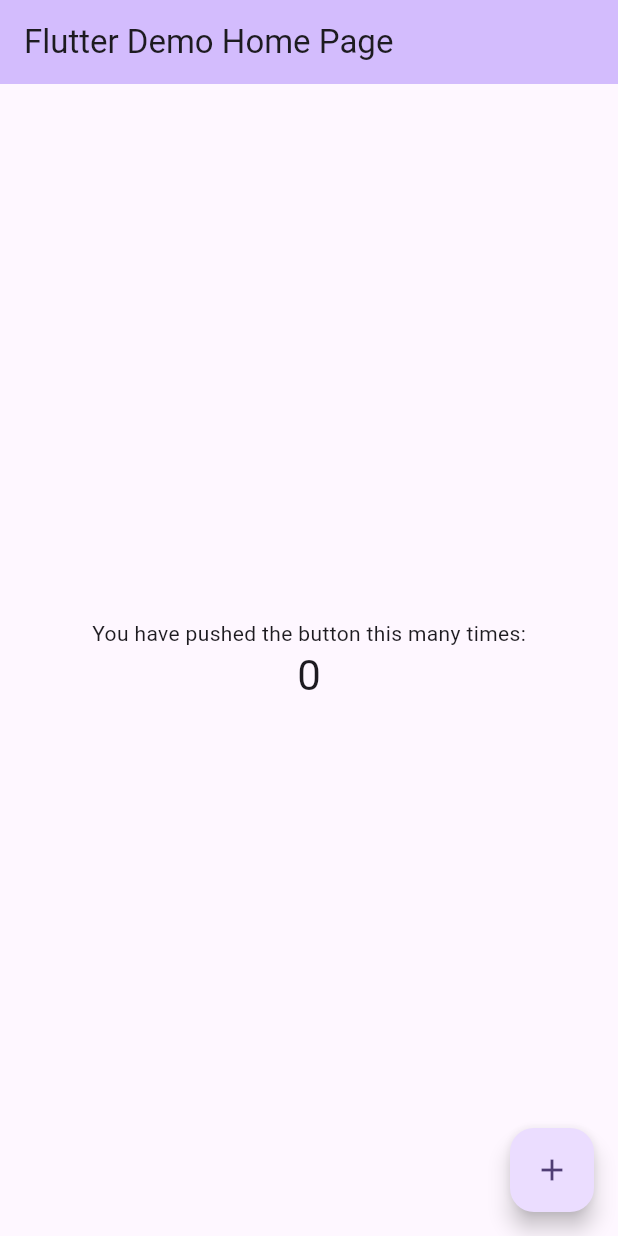
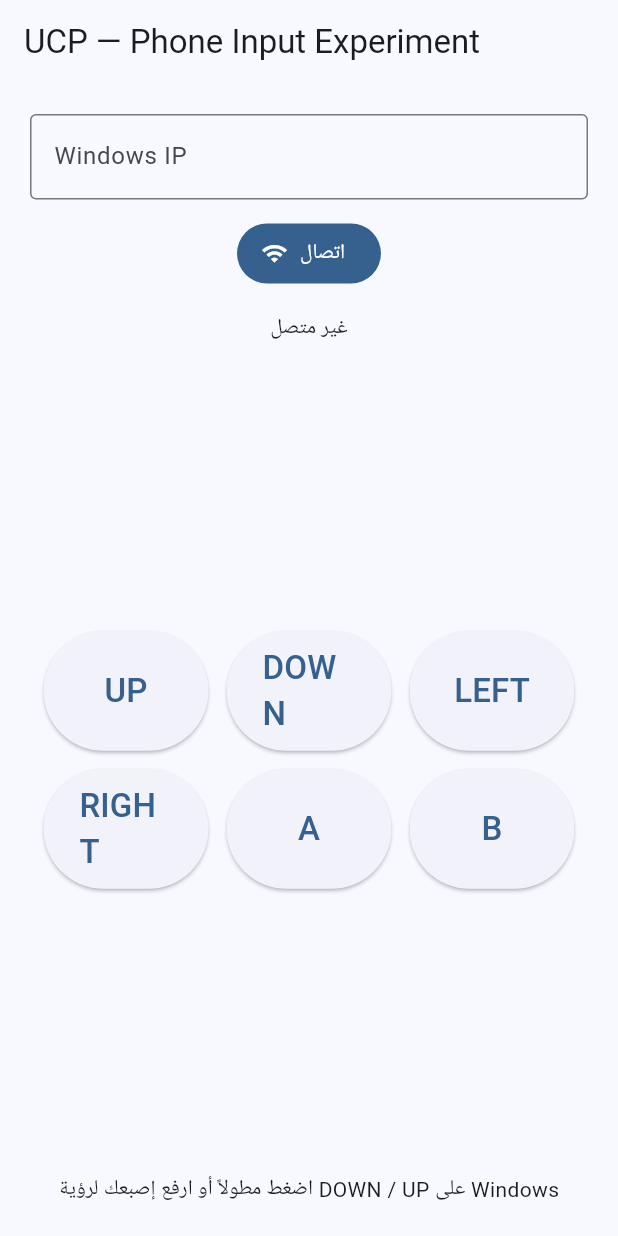
Before and after one commit to jokersoftjo-lab/UCP, a Flutter app: the screen it shows after launch, on a phone screen of 412 x 824 dp. Run offline on Flutter 3.47's test engine with Material 3 defaults, Android fonts, the phone set to English and light mode, and no system bars.

Commit message:
Build phone-to-Windows UCP input experiment: main.dart

```diff
--- a/controller_app/lib/main.dart
+++ b/controller_app/lib/main.dart
@@ -1,121 +1,146 @@
+import 'dart:async';
+import 'dart:io';
+
 import 'package:flutter/material.dart';
+import 'package:ucp_core/core.dart';
 
-void main() {
-  runApp(const MyApp());
-}
+void main() => runApp(const UcpPhoneExperiment());
 
-class MyApp extends StatelessWidget {
-  const MyApp({super.key});
+class UcpPhoneExperiment extends StatelessWidget {
+  const UcpPhoneExperiment({super.key});
 
-  // This widget is the root of your application.
   @override
   Widget build(BuildContext context) {
     return MaterialApp(
-      title: 'Flutter Demo',
-      theme: ThemeData(
-        // This is the theme of your application.
-        //
-        // TRY THIS: Try running your application with "flutter run". You'll see
-        // the application has a purple toolbar. Then, without quitting the app,
-        // try changing the seedColor in the colorScheme below to Colors.green
-        // and then invoke "hot reload" (save your changes or press the "hot
-        // reload" button in a Flutter-supported IDE, or press "r" if you used
-        // the command line to start the app).
-        //
-        // Notice that the counter didn't reset back to zero; the application
-        // state is not lost during the reload. To reset the state, use hot
-        // restart instead.
-        //
-        // This works for code too, not just values: Most code changes can be
-        // tested with just a hot reload.
-        colorScheme: .fromSeed(seedColor: Colors.deepPurple),
-      ),
-      home: const MyHomePage(title: 'Flutter Demo Home Page'),
+      title: 'UCP Phone Experiment',
+      theme: ThemeData(useMaterial3: true, colorSchemeSeed: Colors.blue),
+      home: const ControllerPage(),
     );
   }
 }
 
-class MyHomePage extends StatefulWidget {
-  const MyHomePage({super.key, required this.title});
-
-  // This widget is the home page of your application. It is stateful, meaning
-  // that it has a State object (defined below) that contains fields that affect
-  // how it looks.
-
-  // This class is the configuration for the state. It holds the values (in this
-  // case the title) provided by the parent (in this case the App widget) and
-  // used by the build method of the State. Fields in a Widget subclass are
-  // always marked "final".
-
-  final String title;
+class ControllerPage extends StatefulWidget {
+  const ControllerPage({super.key});
 
   @override
-  State<MyHomePage> createState() => _MyHomePageState();
+  State<ControllerPage> createState() => _ControllerPageState();
 }
 
-class _MyHomePageState extends State<MyHomePage> {
-  int _counter = 0;
+class _ControllerPageState extends State<ControllerPage> {
+  final _ipController = TextEditingController();
+  RawDatagramSocket? _socket;
+  String _status = 'غير متصل';
+  int _sequence = 0;
 
-  void _incrementCounter() {
-    setState(() {
-      // This call to setState tells the Flutter framework that something has
-      // changed in this State, which causes it to rerun the build method below
-      // so that the display can reflect the updated values. If we changed
-      // _counter without calling setState(), then the build method would not be
-      // called again, and so nothing would appear to happen.
-      _counter++;
-    });
+  @override
+  void dispose() {
+    _socket?.close();
+    _ipController.dispose();
+    super.dispose();
+  }
+
+  Future<void> _connect() async {
+    final ip = _ipController.text.trim();
+    if (ip.isEmpty) {
+      setState(() => _status = 'أدخل IP جهاز Windows');
+      return;
+    }
+    try {
+      _socket ??= await RawDatagramSocket.bind(InternetAddress.anyIPv4, 0);
+      setState(() => _status = 'جاهز للإرسال إلى ' + ip + ':50001');
+    } catch (error) {
+      setState(() => _status = 'خطأ الشبكة: ' + error.toString());
+    }
+  }
+
+  void _send(String control, {bool pressed = true}) {
+    final ip = _ipController.text.trim();
+    final socket = _socket;
+    if (ip.isEmpty || socket == null) {
+      setState(() => _status = 'اتصل أولاً');
+      return;
+    }
+
+    final message = UcpMessage(
+      messageId: 'phone-' + DateTime.now().microsecondsSinceEpoch.toString(),
+      type: 'input.event',
+      sourceId: 'phone-experiment',
+      destinationId: 'windows-experiment',
+      timestampMs: DateTime.now().millisecondsSinceEpoch,
+      sequence: ++_sequence,
+      flags: UcpFlags.encode([UcpMessageFlag.ordered]),
+      payload: {
+        'inputType': 'button',
+        'control': control,
+        'pressed': pressed,
+      },
+    );
+
+    final bytes = const UcpWireEncoder().encode(message);
+    socket.send(bytes, InternetAddress(ip), 50001);
+    setState(() => _status =
+        control + ' ' + (pressed ? 'DOWN' : 'UP') + ' seq=' + _sequence.toString());
+  }
+
+  Widget _button(String label) {
+    return Listener(
+      onPointerDown: (_) => _send(label),
+      onPointerUp: (_) => _send(label, pressed: false),
+      onPointerCancel: (_) => _send(label, pressed: false),
+      child: SizedBox(
+        width: 110,
+        height: 80,
+        child: ElevatedButton(
+          onPressed: () {},
+          child: Text(label, style: const TextStyle(fontSize: 22)),
+        ),
+      ),
+    );
   }
 
   @override
   Widget build(BuildContext context) {
-    // This method is rerun every time setState is called, for instance as done
-    // by the _incrementCounter method above.
-    //
-    // The Flutter framework has been optimized to make rerunning build methods
-    // fast, so that you can just rebuild anything that needs updating rather
-    // than having to individually change instances of widgets.
     return Scaffold(
-      appBar: AppBar(
-        // TRY THIS: Try changing the color here to a specific color (to
-        // Colors.amber, perhaps?) and trigger a hot reload to see the AppBar
-        // change color while the other colors stay the same.
-        backgroundColor: Theme.of(context).colorScheme.inversePrimary,
-        // Here we take the value from the MyHomePage object that was created by
-        // the App.build method, and use it to set our appbar title.
-        title: Text(widget.title),
-      ),
-      body: Center(
-        // Center is a layout widget. It takes a single child and positions it
-        // in the middle of the parent.
+      appBar: AppBar(title: const Text('UCP — Phone Input Experiment')),
+      body: Padding(
+        padding: const EdgeInsets.all(20),
         child: Column(
-          // Column is also a layout widget. It takes a list of children and
-          // arranges them vertically. By default, it sizes itself to fit its
-          // children horizontally, and tries to be as tall as its parent.
-          //
-          // Column has various properties to control how it sizes itself and
-          // how it positions its children. Here we use mainAxisAlignment to
-          // center the children vertically; the main axis here is the vertical
-          // axis because Columns are vertical (the cross axis would be
-          // horizontal).
-          //
-          // TRY THIS: Invoke "debug painting" (choose the "Toggle Debug Paint"
-          // action in the IDE, or press "p" in the console), to see the
-          // wireframe for each widget.
-          mainAxisAlignment: .center,
           children: [
-            const Text('You have pushed the button this many times:'),
-            Text(
-              '$_counter',
-              style: Theme.of(context).textTheme.headlineMedium,
+            TextField(
+              controller: _ipController,
+              keyboardType: TextInputType.number,
+              decoration: const InputDecoration(
+                labelText: 'Windows IP',
+                hintText: 'مثال: 192.168.1.100',
+                border: OutlineInputBorder(),
+              ),
             ),
+            const SizedBox(height: 12),
+            FilledButton.icon(
+              onPressed: _connect,
+              icon: const Icon(Icons.wifi),
+              label: const Text('اتصال'),
+            ),
+            const SizedBox(height: 16),
+            Text(_status, textAlign: TextAlign.center),
+            const Spacer(),
+            Wrap(
+              spacing: 12,
+              runSpacing: 12,
+              alignment: WrapAlignment.center,
+              children: [
+                _button('UP'),
+                _button('DOWN'),
+                _button('LEFT'),
+                _button('RIGHT'),
+                _button('A'),
+                _button('B'),
+              ],
+            ),
+            const Spacer(),
+            const Text('اضغط مطولاً أو ارفع إصبعك لرؤية DOWN / UP على Windows'),
           ],
         ),
-      ),
-      floatingActionButton: FloatingActionButton(
-        onPressed: _incrementCounter,
-        tooltip: 'Increment',
-        child: const Icon(Icons.add),
       ),
     );
   }
```
